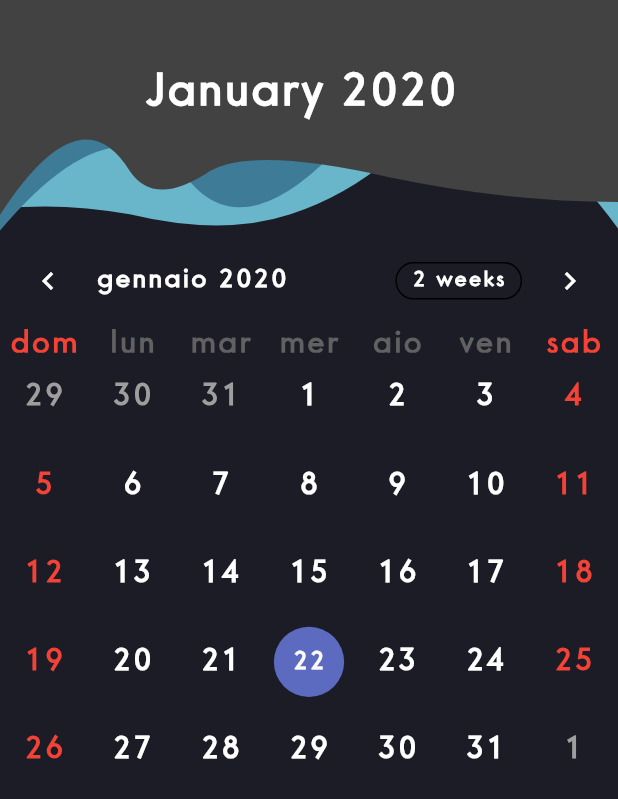
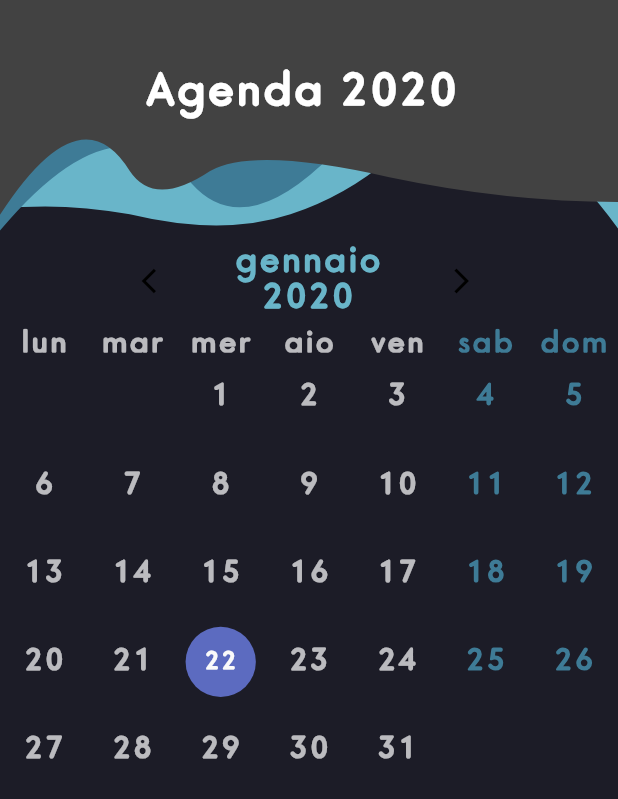
Before and after one commit to Lomba8/MesseApp-v2, a Flutter app: the Agenda widget shown alone on an empty page, opened directly, on a phone screen of 412 x 824 dp. Shown: the top 799 px of the screen. Run offline on Flutter 3.47's test engine with Material 2 defaults, Android fonts, the phone set to English and light mode, and no system bars; drawn by our look-alikes of liquid_pull_to_refresh, table_calendar; our stand-ins replace flare_flutter, flushbar, shared_preferences; accounts and stored records are empty; network calls fail.

Commit message:
calendar styling bug CalendarController()
Former-commit-id: d9812845a0fd7b3ac95798b61c5a925c15859c20

```diff
--- a/lib/preferences/globals.dart
+++ b/lib/preferences/globals.dart
@@ -57,7 +57,7 @@ class Globals {
     // hintColor: Globals.rosso, // da togliere
 
     // Define the default font family.
-    fontFamily: 'CoreSans',
+    fontFamily: 'CoreSansRounded',
 
     // Define the default TextTheme. Use this to specify the default
     // text styling for headlines, titles, bodies of text, and more.
--- a/lib/screens/agenda_screen.dart
+++ b/lib/screens/agenda_screen.dart
@@ -1,6 +1,7 @@
 import 'dart:io';
 
 import 'package:applicazione_prova/screens/menu_screen.dart';
+import 'package:flutter/cupertino.dart';
 import 'package:flutter/material.dart';
 import 'package:intl/intl.dart';
 import 'package:liquid_pull_to_refresh/liquid_pull_to_refresh.dart';
@@ -27,11 +28,10 @@ class _AgendaState extends State<Agenda> {
   }
 
   CalendarController _calendarController;
+
   void initState() {
     super.initState();
     _calendarController = CalendarController();
-    _calendarController.setFocusedDay(DateTime.now());
-    print("${_calendarController.focusedDay}");
   }
 
   @override
@@ -43,8 +43,7 @@ class _AgendaState extends State<Agenda> {
   @override
   Widget build(BuildContext context) {
     var size = MediaQuery.of(context).size;
-    // print("${_calendarController.focusedDay.toString()}");
-
+    _calendarController = CalendarController();
     return LiquidPullToRefresh(
       //key: _refreshIndicatorKey,	// key if you want to add
       onRefresh: _refresh,
@@ -60,13 +59,12 @@ class _AgendaState extends State<Agenda> {
                   padding: const EdgeInsets.only(bottom: 50, right: 10),
                   child: Padding(
                     padding: EdgeInsets.only(
-                        bottom: MediaQuery.of(context).size.height / 30,
-                        top: MediaQuery.of(context).size.height / 18),
+                        bottom: size.height / 30, top: size.height / 18),
                     child: Row(
                       mainAxisAlignment: MainAxisAlignment.center,
                       children: <Widget>[
                         Text(
-                          "${_formatMonth(_calendarController.focusedDay) ?? _formatMonth(DateTime.now())} ${_formatYear(_calendarController.focusedDay) ?? DateTime.now().year}", //FIXME: _calendarController si inizializza solo dopo un secondo come fare ad aspettare la sua inizalizzazione?
+                          "Agenda ${DateTime.now().year}", //FIXME: _calendarController si inizializza solo dopo un secondo come fare ad aspettare la sua inizalizzazione?
                           style: TextStyle(
                               color: Theme.of(context).brightness ==
                                       Brightness.light
@@ -83,6 +81,52 @@ class _AgendaState extends State<Agenda> {
               TableCalendar(
                 locale: 'it_IT',
                 calendarController: _calendarController,
+                startingDayOfWeek: StartingDayOfWeek.monday,
+                onUnavailableDaySelected: () => () {},
+                startDay:
+                    DateTime(DateTime.now().year.toInt(), DateTime.now().month),
+                endDay: DateTime(DateTime.now().year.toInt(), 12, 31, 23, 59),
+                weekendDays: [7],
+                calendarStyle: CalendarStyle(
+                  outsideDaysVisible: false,
+                  weekendStyle: TextStyle(color: Theme.of(context).accentColor),
+                  weekdayStyle: TextStyle(color: Colors.white70),
+                ),
+                daysOfWeekStyle: DaysOfWeekStyle(
+                  weekendStyle: TextStyle(color: Theme.of(context).accentColor),
+                  weekdayStyle: TextStyle(color: Colors.white70),
+                ),
+                availableGestures: AvailableGestures.horizontalSwipe,
+                headerStyle: HeaderStyle(
+                  formatButtonVisible: false,
+                  centerHeaderTitle: true,
+                  titleTextBuilder: (date, locale) =>
+                      _formatMonth(date).toUpperCase(),
+                  titleTextStyle: TextStyle(
+                    fontSize: 23.0,
+                    color: Theme.of(context).primaryColor,
+                  ),
+                  leftChevronIcon: Icon(
+                    Icons.arrow_back_ios,
+                    size: 20.0,
+                    color:
+                        (MediaQuery.platformBrightnessOf(context).toString() ==
+                                "Brightness.dark")
+                            ? Theme.of(context).primaryColor
+                            : Colors.black,
+                  ),
+                  leftChevronMargin: EdgeInsets.only(left: size.width / 5),
+                  rightChevronIcon: Icon(
+                    Icons.arrow_forward_ios,
+                    size: 20.0,
+                    color:
+                        (MediaQuery.platformBrightnessOf(context).toString() ==
+                                "Brightness.dark")
+                            ? Theme.of(context).primaryColor
+                            : Colors.black,
+                  ),
+                  rightChevronMargin: EdgeInsets.only(right: size.width / 5),
+                ),
               )
             ]),
           )
```
Also changed, not shown: lib/screens/home_screen.dart (+6 -8 lines), lib/screens/voti_details_screen.dart (+9 -2 lines), lib/screens/voti_screen.dart (+40 -12 lines), pubspec.yaml (+8 -1 lines), images/Arrow.svg (added), 44 other files.
